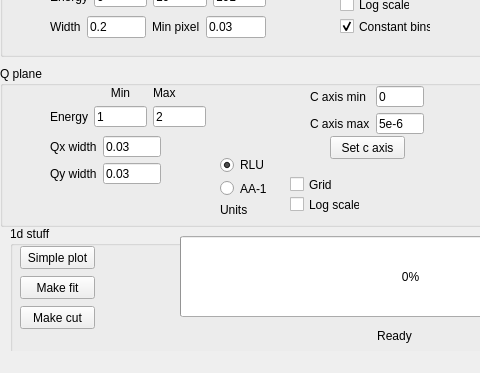
This is MJOLNIR_GUI_ui.ui in MJOLNIRPackage/MJOLNIR-GUI as Qt 5 draws it before an edit; both pictures show x 0 to 480 and y 513 to 886 of the 631 by 886 pixel window. The edited form follows.
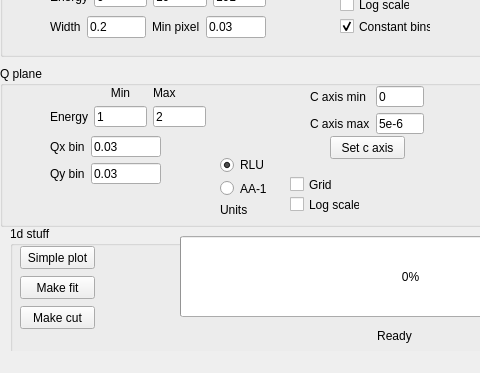
This is the edited form.

Commit message: Implemented QPlane functionality

Diff of the .ui file:
```diff
--- a/MJOLNIR_GUI_ui.ui
+++ b/MJOLNIR_GUI_ui.ui
@@ -944,7 +944,7 @@
       <item row="0" column="0">
        <widget class="QLabel" name="label_41">
         <property name="text">
-         <string>Qx width</string>
+         <string>Qx bin</string>
         </property>
        </widget>
       </item>
@@ -958,7 +958,7 @@
       <item row="1" column="0">
        <widget class="QLabel" name="label_42">
         <property name="text">
-         <string>Qy width</string>
+         <string>Qy bin</string>
         </property>
        </widget>
       </item>
```
Left out of the diff: 2 changed lines with no effect on the pictures. The commit also changes 2 other files.
